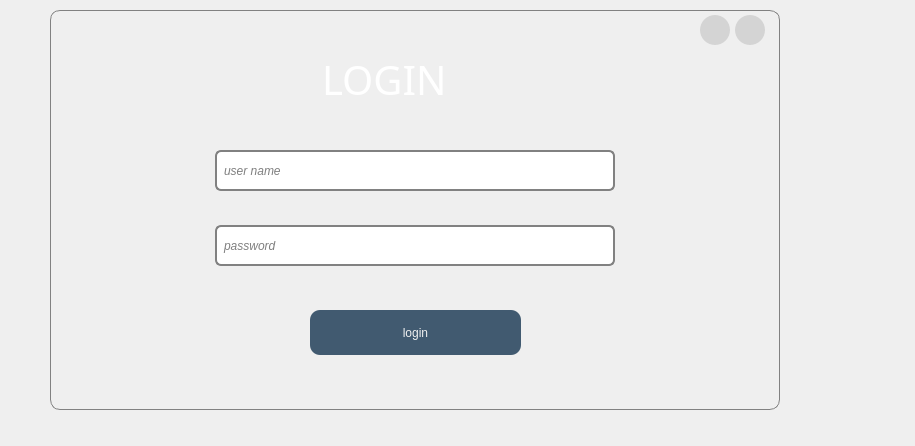
Qt form UI/forms/login.ui (yuukun123/ManageStudent) before a commit.
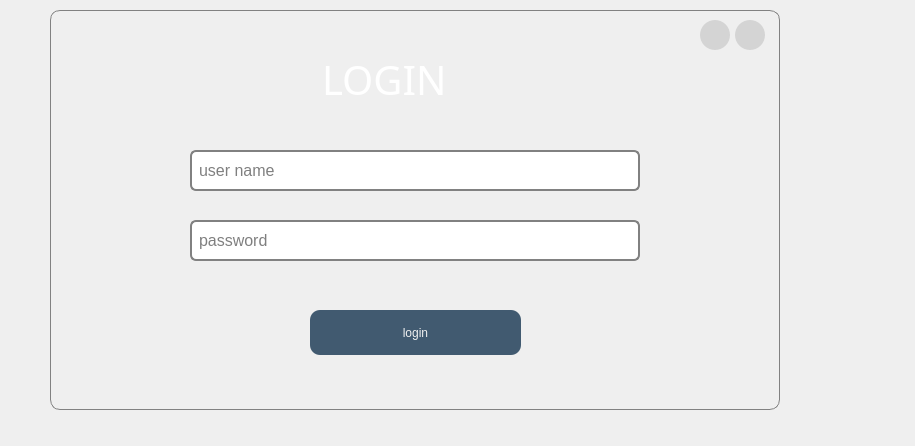
The same form after that commit. Icons and pictures are not drawn.

```diff
--- a/UI/forms/login.ui
+++ b/UI/forms/login.ui
@@ -68,9 +68,9 @@
     <widget class="QLineEdit" name="password">
      <property name="geometry">
       <rect>
-       <x>165</x>
-       <y>215</y>
-       <width>400</width>
+       <x>140</x>
+       <y>210</y>
+       <width>450</width>
        <height>41</height>
       </rect>
      </property>
@@ -83,7 +83,7 @@
 	border-radius:6px;
 
 	color: black;  /* màu placeholder */
-    font-style: italic;
+	font-size: 16px;
 }
 
 #password::hover {
@@ -139,9 +139,9 @@
      </property>
      <property name="geometry">
       <rect>
-       <x>165</x>
+       <x>140</x>
        <y>140</y>
-       <width>400</width>
+       <width>450</width>
        <height>41</height>
       </rect>
      </property>
@@ -154,7 +154,7 @@
 	border-radius:6px;
 
 	color: black;  /* màu placeholder */
-    font-style: italic;
+    font-size: 16px;
 }
 
 #userName::hover {
@@ -178,7 +178,7 @@
      <property name="geometry">
       <rect>
        <x>685</x>
-       <y>5</y>
+       <y>10</y>
        <width>30</width>
        <height>30</height>
       </rect>
@@ -258,7 +258,7 @@
      <property name="geometry">
       <rect>
        <x>650</x>
-       <y>5</y>
+       <y>10</y>
        <width>30</width>
        <height>30</height>
       </rect>
```
